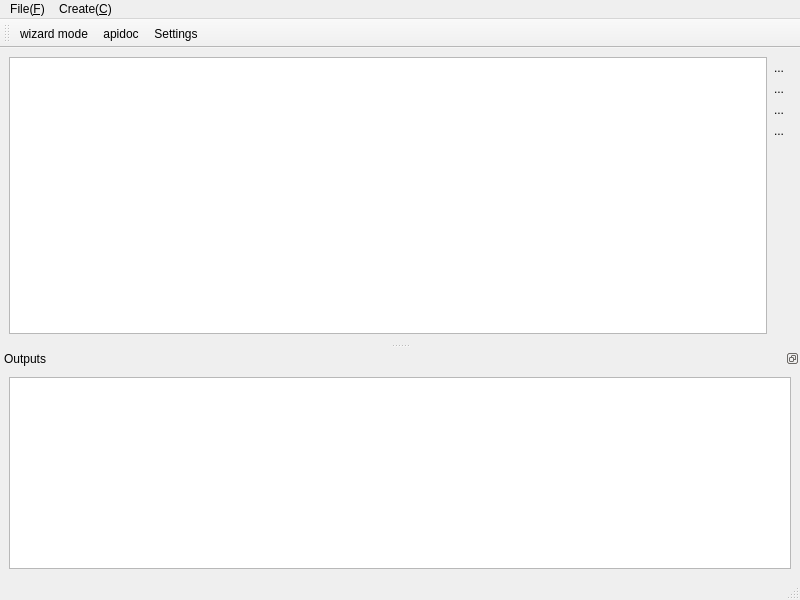
First picture: the form in sphinx_explorer/ui/main_window.ui, repository pashango2/sphinx-explorer, before the edit.
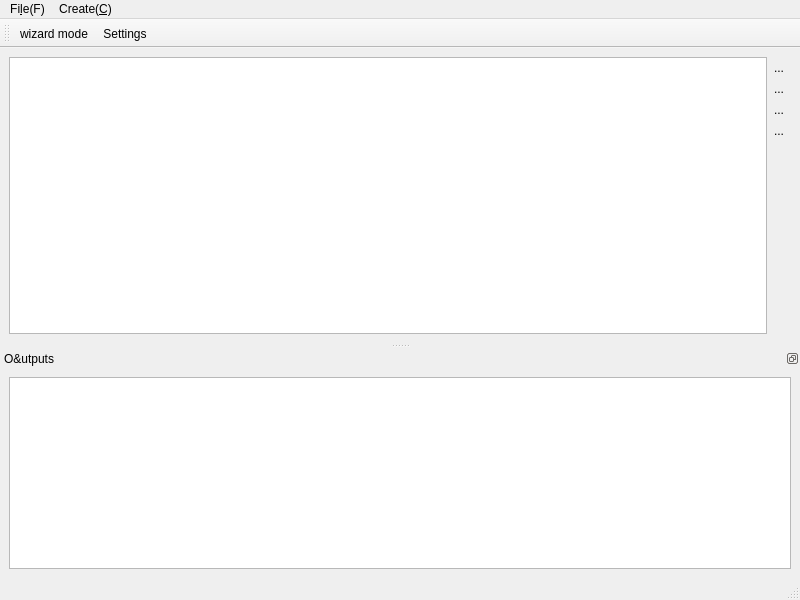
Second picture: the form after the edit. Custom widgets are drawn as their Qt base class.

Commit message: move "open setting directory" to bottom #33

Patch:
```diff
--- a/sphinx_explorer/ui/main_window.ui
+++ b/sphinx_explorer/ui/main_window.ui
@@ -109,12 +109,12 @@
      <x>0</x>
      <y>0</y>
      <width>800</width>
-     <height>24</height>
+     <height>23</height>
     </rect>
    </property>
    <widget class="QMenu" name="menuFile_F">
     <property name="title">
-     <string>File(&amp;F)</string>
+     <string>Fi&amp;le(F)</string>
     </property>
     <addaction name="action_settings"/>
    </widget>
@@ -134,7 +134,7 @@
     <set>QDockWidget::DockWidgetFloatable|QDockWidget::DockWidgetMovable</set>
    </property>
    <property name="windowTitle">
-    <string>Outputs</string>
+    <string>O&amp;utputs</string>
    </property>
    <attribute name="dockWidgetArea">
     <number>8</number>
@@ -158,7 +158,6 @@
     <bool>false</bool>
    </attribute>
    <addaction name="action_wizard"/>
-   <addaction name="action_apidoc"/>
    <addaction name="action_settings"/>
   </widget>
   <action name="action_add_document">
@@ -171,7 +170,7 @@
   </action>
   <action name="action_settings">
    <property name="text">
-    <string>Settings...</string>
+    <string>&amp;Settings...</string>
    </property>
    <property name="toolTip">
     <string>Settings</string>
@@ -182,20 +181,12 @@
   </action>
   <action name="action_wizard">
    <property name="text">
-    <string>wizard mode</string>
+    <string>&amp;wizard mode</string>
    </property>
    <property name="toolTip">
     <string>wizard mode</string>
    </property>
   </action>
-  <action name="action_apidoc">
-   <property name="text">
-    <string>apidoc</string>
-   </property>
-   <property name="toolTip">
-    <string>apidoc</string>
-   </property>
-  </action>
   <action name="action_reload">
    <property name="text">
     <string>リロード</string>
```
Left out of the diff: 7 changed lines with no effect on the pictures. The commit also changes 6 other files.
